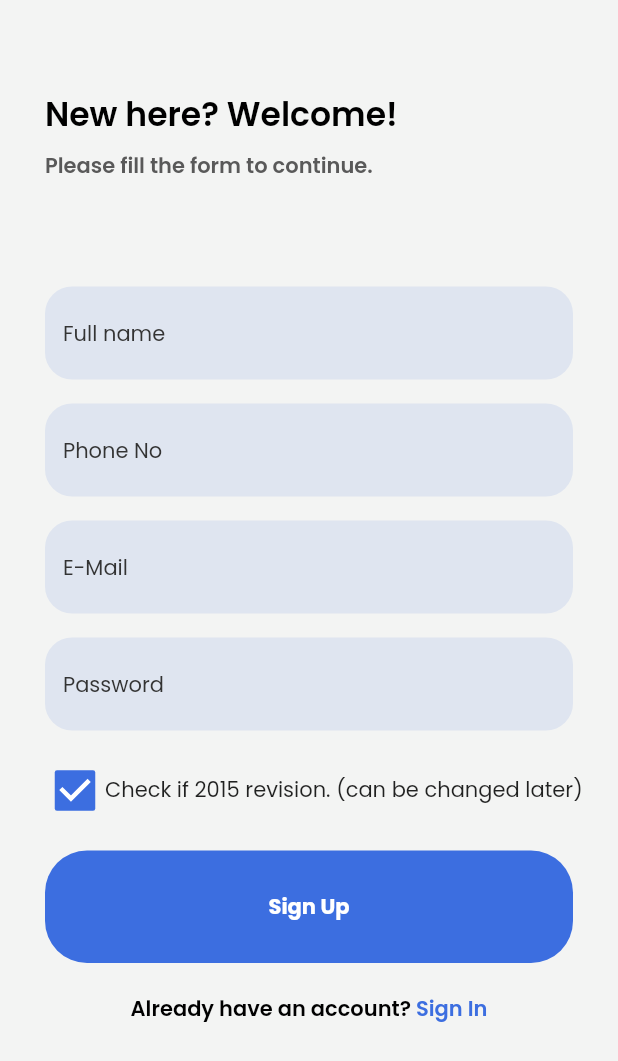
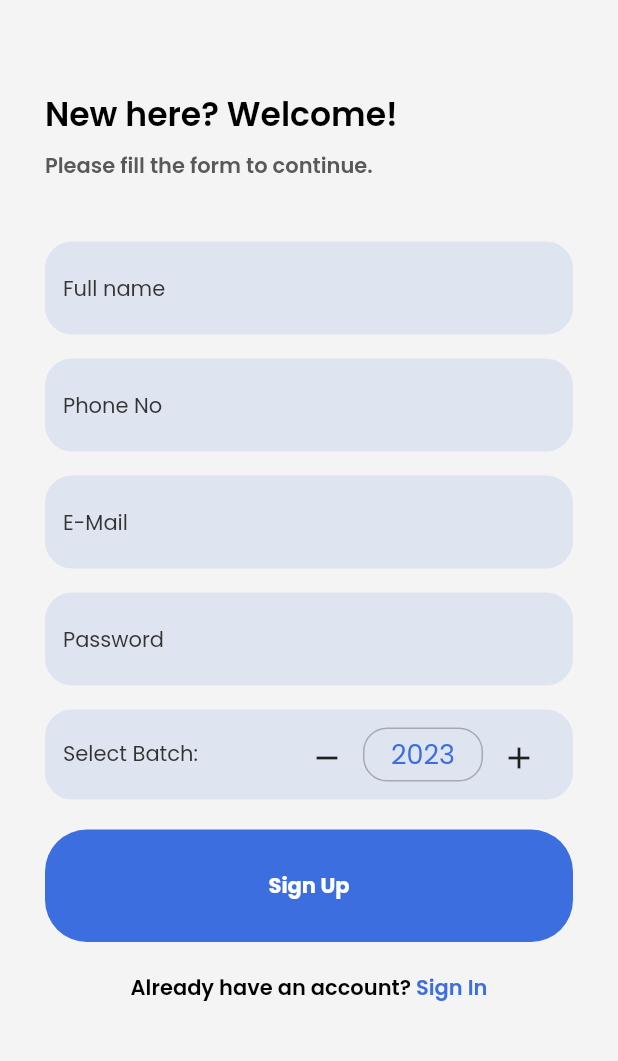
Before and after one commit to Sivanandhpp/Nerve, a Flutter app: the SignUpPage screen opened directly, on a phone screen of 412 x 824 dp. Shown: the top 1061 px of the screen. Run offline on Flutter 3.47's test engine with Material 2 defaults, Android fonts, the light colour scheme and no system bars; drawn by our look-alikes of numberpicker; our stand-ins replace file_picker, firebase_auth, firebase_core, firebase_database, firebase_storage, font_awesome_flutter and 2 more; missing offline and left inert: syncfusion_flutter_pdfviewer; accounts and stored records are empty.

Commit message:
Multiple changes: STABLE (unused variables)

```diff
--- a/lib/core/globalvalues/globals.dart
+++ b/lib/core/globalvalues/globals.dart
@@ -3,4 +3,5 @@ library globals;
 String userID = 'null';
 String userName = '';
 String role = "user";
+int batchYear = 2021;
 String revision = "2021";
--- a/lib/core/services/sharedpref_service.dart
+++ b/lib/core/services/sharedpref_service.dart
@@ -1,21 +1,27 @@
 import '../../main.dart';
-import '../globalvalues/globals.dart' as globals;
 
 Future<bool> checkFirstSeen() async {
   bool seen = (spInstance.getBool('seen') ?? false);
   if (seen) {
-    globals.revision = spInstance.getString('rev')!;
     return true;
   } else {
     return false;
   }
 }
 
-Future setRevisrion(String rev) async {
-  globals.revision = rev;
-  await spInstance.setString('rev', rev);
-}
-
 Future setFirstSeen() async {
   await spInstance.setBool('seen', true);
 }
+
+setSharedprefUser(String uid, String name, String email, String phoneNo,
+    String password, String batch, String revision, String role) async {
+  await spInstance.setStringList(
+      "user", [uid, name, email, phoneNo, password, batch, revision, role]);
+}
+
+Future<List<String>?> getSharedprefUser() async {
+  List<String>? userList = spInstance.getStringList("user");
+  firebaseUser.setUserData(userList![0], userList[1], userList[2], userList[3],
+      userList[4], userList[5], userList[6], userList[7], false);
+  return userList;
+}
--- a/lib/main.dart
+++ b/lib/main.dart
@@ -4,6 +4,7 @@ import 'package:nerve/core/services/auth_service.dart';
 import 'package:nerve/core/services/routing_service.dart';
 import 'package:provider/provider.dart';
 import 'package:shared_preferences/shared_preferences.dart';
+import 'core/globalvalues/post_user.dart';
 import 'firebase_options.dart';
 import 'package:flutter/material.dart';
 import 'package:flutter/services.dart';
@@ -11,7 +12,7 @@ import 'core/globalvalues/theme_color.dart';
 
 late SharedPreferences spInstance;
 late DatabaseReference dbReference;
-
+final firebaseUser = Post();
 void main() async {
   WidgetsFlutterBinding.ensureInitialized();
   await Firebase.initializeApp(
@@ -51,22 +52,3 @@ class MyApp extends StatelessWidget {
     );
   }
 }
-
-
-
-
-
-// FutureBuilder<bool?>(
-      //   future: checkFirstSeen(),
-      //   builder: (BuildContext context, AsyncSnapshot<bool?> snapshot) {
-      //     if (snapshot.connectionState == ConnectionState.done) {
-      //       if (snapshot.data == false) {
-      //         return const IntroScreen();
-      //       }
-      //       return WrapperScreen();
-      //     }
-      //     return const Center(
-      //       child: CircularProgressIndicator(),
-      //     );
-      //   },
-      // ),
--- a/lib/screens/authentication/screen_login.dart
+++ b/lib/screens/authentication/screen_login.dart
@@ -108,7 +108,7 @@ class _LoginPageState extends State<LoginPage> {
                           if (_formKey.currentState!.validate()) {
                             authService.signInWithEmailAndPassword(
                                 _emailController.text,
-                                _passwordController.text);
+                                _passwordController.text,context);
                           }
                         },
                         cursorColor: ThemeColor.primary,
@@ -166,7 +166,7 @@ class _LoginPageState extends State<LoginPage> {
                           if (_formKey.currentState!.validate()) {
                             authService.signInWithEmailAndPassword(
                                 _emailController.text,
-                                _passwordController.text);
+                                _passwordController.text,context);
                           }
                         },
                       ),
--- a/lib/screens/authentication/screen_signup.dart
+++ b/lib/screens/authentication/screen_signup.dart
@@ -1,10 +1,10 @@
 import 'package:flutter/material.dart';
 import 'package:google_fonts/google_fonts.dart';
-import 'package:nerve/core/globalvalues/globals.dart' as globals;
+import 'package:nerve/core/globalvalues/globals.dart';
+import 'package:numberpicker/numberpicker.dart';
 import 'package:provider/provider.dart';
 import '../../core/services/auth_service.dart';
 import '../../core/globalvalues/font_size.dart';
-import '../../core/services/sharedpref_service.dart';
 import '../widgets/main_button.dart';
 import '../../core/globalvalues/theme_color.dart';
 
@@ -22,7 +22,8 @@ class _SignUpPageState extends State<SignUpPage> {
   final TextEditingController _phoneNoController = TextEditingController();
   final TextEditingController _emailController = TextEditingController();
   final TextEditingController _passwordController = TextEditingController();
-  late bool _is2015 = true;
+  int _batch = DateTime.now().year;
+  String _revision = "2021";
 
   @override
   Widget build(BuildContext context) {
@@ -55,7 +56,7 @@ class _SignUpPageState extends State<SignUpPage> {
                     ),
                   ),
                 ),
-                const SizedBox(height: 70),
+                const SizedBox(height: 40),
                 Form(
                   key: _formKey,
                   child: Column(
@@ -198,71 +199,101 @@ class _SignUpPageState extends State<SignUpPage> {
                           ),
                         ),
                       ),
-
-                      const SizedBox(
-                        height: 20,
+                      const SizedBox(height: 16),
+                      Container(
+                        height: 60,
+                        width: double.infinity,
+                        decoration: BoxDecoration(
+                          color: ThemeColor.textFieldBgColor,
+                          borderRadius: BorderRadius.circular(18),
                         ),
-                      GestureDetector(
-                        onTap: () {
-                          setState(() {
-                            if (_is2015) {
-                              _is2015 = false;
-                            } else {
-                              _is2015 = true;
-                            }
-                          });
-                        },
+                        child: Padding(
+                          padding: const EdgeInsets.all(12.0),
                           child: Row(
-                          mainAxisAlignment: MainAxisAlignment.center,
+                            mainAxisAlignment: MainAxisAlignment.spaceBetween,
                             children: [
-                            Transform.scale(
-                              scale: 1.5,
-                              child: Checkbox(
-                                value: _is2015,
-                                onChanged: (value) {
-                                  setState(() {
-                                    if (_is2015) {
-                                      _is2015 = false;
-                                    } else {
-                                      _is2015 = true;
-                                    }
-                                  });
-                                },
-                                materialTapTargetSize:
-                                    MaterialTapTargetSize.shrinkWrap,
-                                activeColor: ThemeColor.primary,
-                                checkColor: ThemeColor.white,
-                              ),
-                            ),
                               Text(
-                              "Check if 2015 revision. (can be changed later)",
+                                "Select Batch:",
                                 style: GoogleFonts.poppins(
+                                  color: ThemeColor.textFieldHintColor,
                                   fontSize: FontSize.medium,
                                   fontWeight: FontWeight.w400,
                                 ),
-                            )
+                              ),
+                              Row(
+                                mainAxisAlignment:
+                                    MainAxisAlignment.spaceAround,
+                                children: [
+                                  IconButton(
+                                    icon: const Icon(Icons.remove),
+                                    onPressed: () => setState(() {
+                                      if (_batch !=
+                                          DateTime.now().year - 6) {
+                                        _batch -= 1;
+                                      }
+                                    }),
+                                  ),
+                                  NumberPicker(
+                                    itemWidth: 80,
+                                    value: _batch,
+                                    minValue: DateTime.now().year - 6,
+                                    maxValue: DateTime.now().year,
+                                    step: 1,
+                                    itemCount: 1,
+                                    selectedTextStyle: GoogleFonts.poppins(
+                                      color: ThemeColor.primary,
+                                      fontSize: FontSize.large,
+                                      fontWeight: FontWeight.w400,
+                                    ),
+                                    axis: Axis.horizontal,
+                                    haptics: true,
+                                    textStyle: GoogleFonts.poppins(
+                                      color: ThemeColor.textFieldHintColor,
+                                      fontSize: FontSize.medium,
+                                      fontWeight: FontWeight.w400,
+                                    ),
+                                    onChanged: (value) =>
+                                        setState(() => _batch = value),
+                                    decoration: BoxDecoration(
+                                      borderRadius: BorderRadius.circular(16),
+                                      border: Border.all(color: Colors.black26),
+                                    ),
+                                  ),
+                                  IconButton(
+                                    icon: const Icon(Icons.add),
+                                    onPressed: () => setState(() {
+                                      if (_batch != DateTime.now().year) {
+                                        _batch += 1;
+                                      }
+                                    }),
+                                  ),
                                 ],
+                              ),
+                            ],
+                          ),
                         ),
                       ),
                       const SizedBox(height: 20),
                       MainButton(
                         text: 'Sign Up',
                         onTap: () async {
-                          if (_is2015) {
-                            setRevisrion("2015");
-                          } else {
-                            setRevisrion("2021");
+                          if (_batch < 2021) {
+                            _revision = "2015";
                           }
                           if (_formKey.currentState!.validate()) {
                             await authService.createUserWithEmailAndPassword(
                                 _nameController.text,
                                 _phoneNoController.text,
                                 _emailController.text,
-                              _passwordController.text,);
+                                _passwordController.text,
+                                _batch.toString(),
+                                _revision,
+                                context);
                             Navigator.pop(context);
                           }
                         },
                       ),
+
                       Padding(
                         padding: const EdgeInsets.only(top: 20),
                         child: Row(
--- a/lib/screens/main/screen_home.dart
+++ b/lib/screens/main/screen_home.dart
@@ -7,6 +7,7 @@ import '../../core/services/auth_service.dart';
 import '../../core/globalvalues/globals.dart' as globals;
 import '../../core/globalvalues/sizedboxes.dart' as sb;
 import '../../core/globalvalues/theme_color.dart';
+import '../../core/services/sharedpref_service.dart';
 
 class HomeScreen extends StatefulWidget {
   const HomeScreen({super.key});
```
Also changed, not shown: lib/core/globalvalues/post_user.dart (added, +67 -0 lines), lib/core/services/auth_service.dart (+22 -20 lines), lib/core/services/error_handler.dart (added, +23 -0 lines), lib/core/services/routing_service.dart (+20 -15 lines), lib/screens/dashboards/user_navbar.dart (+20 -20 lines), lib/screens/main/screen_profile.dart (+16 -0 lines), lib/screens/widgets/popup_error.dart (added, +32 -0 lines), pubspec.yaml (+5 -3 lines), pubspec.lock, 4 other files. Lines whose indentation alone changed are shown as unchanged.
